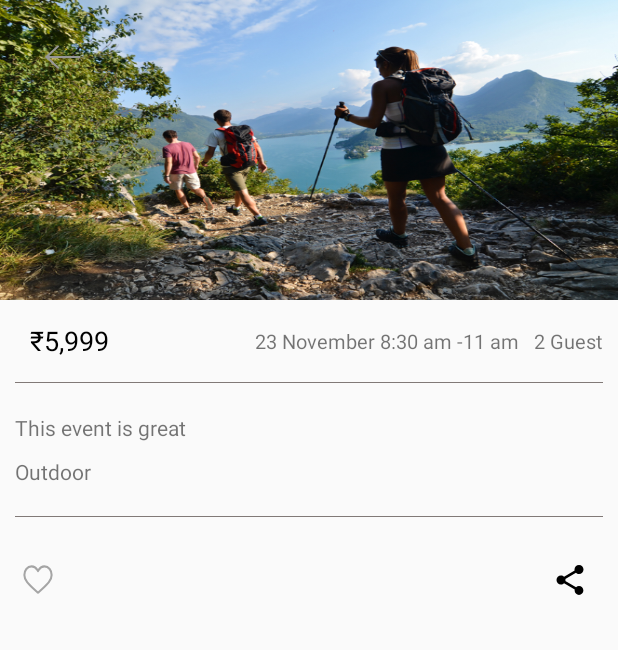
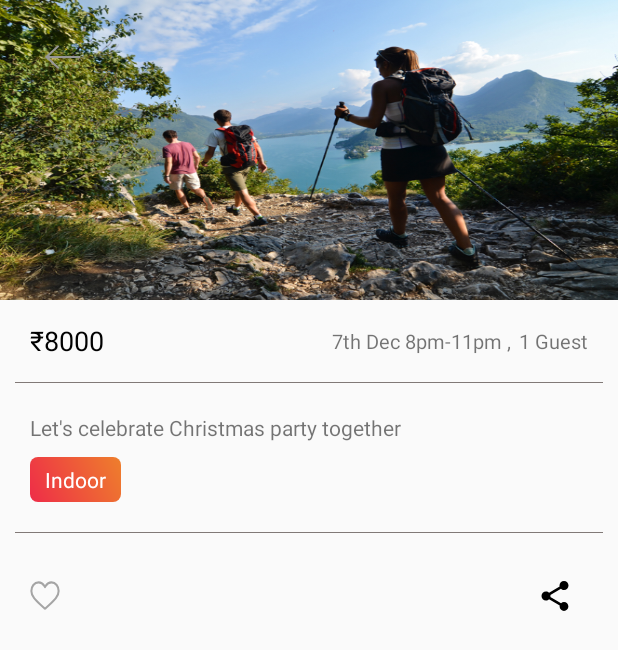
Before and after one commit to shyakdas/Jiva, an Android app: the screen it shows after launch (DetailActivity), after a tap on "Bing Bang Party", on a phone screen of 412 x 824 dp. Shown: the top 650 px of the screen. Run offline under Robolectric (Android 15) with nearby library versions, the phone set to English and light mode, and no system bars.

Commit message:
[Implementation]Details page design and Implementation done

```diff
--- a/app/src/main/java/com/jiva/com/jivaassigment/event/EventAdapter.java
+++ b/app/src/main/java/com/jiva/com/jivaassigment/event/EventAdapter.java
@@ -150,7 +150,7 @@ public class EventAdapter extends RecyclerView.Adapter {
 
         @Override
         public void onClick(View view) {
-            eventListener.openDetail(getAdapterPosition());
+            eventListener.openDetail(getAdapterPosition(), mEventList);
         }
     }
 }
--- a/app/src/main/java/com/jiva/com/jivaassigment/event/EventFragment.java
+++ b/app/src/main/java/com/jiva/com/jivaassigment/event/EventFragment.java
@@ -49,42 +49,58 @@ public class EventFragment extends Fragment implements EventDetailsListener {
     public ArrayList<EventModel> getListData() {
         mList = new ArrayList<>();
         mList.add(new EventModel("main", "Near You", "",
-                "", "", "", "", ""));
+                "", "", "", "", "",
+                "", "", "", ""));
 
         mList.add(new EventModel("category", "Near you",
                 getResources().getResourceName(R.mipmap.demo), "Sports", "",
-                "", "", ""));
+                "", "", "", "", "",
+                "", ""));
         mList.add(new EventModel("main", "Today", "",
-                "", "", "", "", ""));
+                "", "", "", "", "",
+                "", "", "", ""));
 
 
         mList.add(new EventModel("event", "", "", "",
                 "Ladies Night", getResources().getResourceName(R.mipmap.demo),
-                "Ladies night party", "7th December,2018"));
+                "Ladies night party", "7th Dec",
+                "₹2000", "1pm-11pm", "10 Guests", "Party"));
         mList.add(new EventModel("event", "", "", "",
                 "Airplane Joyride", getResources().getResourceName(R.mipmap.demo),
-                "Let's have ride", "7th December,2018"));
+                "Let's have ride", "7th Dec",
+                "₹3000", "1pm-10pm", "2 Guests", "Outdoor"));
         mList.add(new EventModel("event", "", "", "",
                 "Bike Ride", getResources().getResourceName(R.mipmap.demo),
-                "Let's see the world", "7th December,2018"));
+                "Let's see the world", "7th Dec",
+                "₹1000", "8am-11pm", "12 Guests", "Outdoor"));
         mList.add(new EventModel("event", "", "", "",
                 "Long Drive", getResources().getResourceName(R.mipmap.demo),
-                "Long drive with friends", "7th December,2018"));
+                "Long drive with friends", "7th Dec",
+                "₹1000", "6am-11pm", "15 Guest", "Outdoor"));
         mList.add(new EventModel("event", "", "", "",
                 "Bing Bang Party", getResources().getResourceName(R.mipmap.demo),
-                "Let's celebrate Christmas party together", "7th December,2018"));
+                "Let's celebrate Christmas party together", "7th Dec",
+                "₹8000", "8pm-11pm", "1 Guest", "Indoor"));
         mList.add(new EventModel("event", "", "", "",
                 "Party House", getResources().getResourceName(R.mipmap.demo),
-                "Let's rock the house", "7th December,2018"));
+                "Let's rock the house", "7th Dec",
+                "₹6000", "7pm-11pm", "2 Guests", "Indoor"));
         mList.add(new EventModel("event", "", "", "",
                 "Happy House", getResources().getResourceName(R.mipmap.demo),
-                "Last day of the year", "7th December,2018"));
+                "Last day of the year", "7th Dec",
+                "₹5000", "6pm-11pm", "1 Guest", "Indoor"));
         return mList;
     }
 
     @Override
-    public void openDetail(int id) {
+    public void openDetail(int id, ArrayList<EventModel> mList) {
         Intent intent = new Intent(getActivity(), DetailActivity.class);
+        intent.putExtra("price", mList.get(id).getEventPrice());
+        intent.putExtra("date", mList.get(id).getEventTime());
+        intent.putExtra("time", mList.get(id).getEventTimeLimit());
+        intent.putExtra("guest", mList.get(id).getEventGuest());
+        intent.putExtra("description", mList.get(id).getEventDescription());
+        intent.putExtra("category", mList.get(id).getEventCategory());
         startActivity(intent);
     }
 }
--- a/app/src/main/java/com/jiva/com/jivaassigment/eventdetail/DetailActivity.java
+++ b/app/src/main/java/com/jiva/com/jivaassigment/eventdetail/DetailActivity.java
@@ -5,21 +5,35 @@ import android.os.Bundle;
 import android.support.v7.app.AppCompatActivity;
 import android.view.View;
 import android.widget.ImageView;
+import android.widget.TextView;
 
 import com.jiva.com.jivaassigment.R;
 
 public class DetailActivity extends AppCompatActivity implements View.OnClickListener {
 
+    private static final String TAG = DetailActivity.class.getName();
     private ImageView mBackPress, mShare;
+    private TextView mEventPrice, mEventGuest, mEventTime, mEventDescription, mEventType;
 
     @Override
     protected void onCreate(Bundle savedInstanceState) {
         super.onCreate(savedInstanceState);
         setContentView(R.layout.activity_detail);
         mBackPress = findViewById(R.id.back_arrow);
+        mEventPrice = findViewById(R.id.event_entry_fee);
         mShare = findViewById(R.id.share);
+        mEventGuest = findViewById(R.id.number_of_guest);
+        mEventTime = findViewById(R.id.event_time);
+        mEventDescription = findViewById(R.id.event_description);
+        mEventType = findViewById(R.id.event_type);
         mShare.setOnClickListener(this);
         mBackPress.setOnClickListener(this);
+        Bundle bundle = this.getIntent().getExtras();
+        mEventPrice.setText(bundle.getString("price"));
+        mEventGuest.setText(bundle.getString("guest"));
+        mEventTime.setText(bundle.getString("date") + " " + bundle.getString("time")+" ,");
+        mEventDescription.setText(bundle.getString("description"));
+        mEventType.setText(bundle.getString("category"));
     }
 
     @Override
--- a/app/src/main/java/com/jiva/com/jivaassigment/listener/EventDetailsListener.java
+++ b/app/src/main/java/com/jiva/com/jivaassigment/listener/EventDetailsListener.java
@@ -1,6 +1,10 @@
 package com.jiva.com.jivaassigment.listener;
+
+import com.jiva.com.jivaassigment.model.EventModel;
+
+import java.util.ArrayList;
 
 public interface EventDetailsListener {
 
-    void openDetail(int id);
+    void openDetail(int id, ArrayList<EventModel> modelArrayList);
 }
--- a/app/src/main/java/com/jiva/com/jivaassigment/model/EventModel.java
+++ b/app/src/main/java/com/jiva/com/jivaassigment/model/EventModel.java
@@ -10,9 +10,14 @@ public class EventModel {
     public String eventImage;
     public String eventDescription;
     public String eventTime;
+    public String eventPrice;
+    public String eventTimeLimit;
+    public String eventGuest;
+    public String eventCategory;
 
     public EventModel(String type, String mainEventName, String categoryImage, String categoryName,
-                      String eventName, String eventImage, String eventDescription, String eventTime) {
+                      String eventName, String eventImage, String eventDescription, String eventTime,
+                      String eventPrice, String eventTimeLimit, String eventGuest, String eventCategory) {
         this.type = type;
         this.mainEventName = mainEventName;
         this.categoryImage = categoryImage;
@@ -21,6 +26,42 @@ public class EventModel {
         this.eventImage = eventImage;
         this.eventDescription = eventDescription;
         this.eventTime = eventTime;
+        this.eventPrice = eventPrice;
+        this.eventTimeLimit = eventTimeLimit;
+        this.eventGuest = eventGuest;
+        this.eventCategory = eventCategory;
+    }
+
+    public String getEventPrice() {
+        return eventPrice;
+    }
+
+    public void setEventPrice(String eventPrice) {
+        this.eventPrice = eventPrice;
+    }
+
+    public String getEventTimeLimit() {
+        return eventTimeLimit;
+    }
+
+    public void setEventTimeLimit(String eventTimeLimit) {
+        this.eventTimeLimit = eventTimeLimit;
+    }
+
+    public String getEventGuest() {
+        return eventGuest;
+    }
+
+    public void setEventGuest(String eventGuest) {
+        this.eventGuest = eventGuest;
+    }
+
+    public String getEventCategory() {
+        return eventCategory;
+    }
+
+    public void setEventCategory(String eventCategory) {
+        this.eventCategory = eventCategory;
     }
 
     public String getEventDescription() {
--- /dev/null
+++ b/app/src/main/res/drawable/drawable_text.xml
@@ -0,0 +1,11 @@
+<?xml version="1.0" encoding="utf-8"?>
+<shape xmlns:android="http://schemas.android.com/apk/res/android"
+    android:shape="rectangle">
+    <corners android:radius="5dp" />
+
+    <gradient
+        android:angle="45"
+        android:endColor="#EE7F2C"
+        android:startColor="#EE2C48"
+        android:type="linear" />
+</shape>
--- a/app/src/main/res/layout/activity_detail.xml
+++ b/app/src/main/res/layout/activity_detail.xml
@@ -53,7 +53,7 @@
                 android:layout_alignParentRight="true"
                 android:layout_centerVertical="true"
                 android:layout_marginTop="10dp"
-                android:layout_marginRight="10dp"
+                android:layout_marginRight="20dp"
                 android:text="2 Guest"
                 android:textSize="13sp" />
 
@@ -63,9 +63,9 @@
                 android:layout_height="wrap_content"
                 android:layout_centerVertical="true"
                 android:layout_marginTop="10dp"
-                android:layout_marginRight="10dp"
+                android:layout_marginRight="5dp"
                 android:layout_toLeftOf="@+id/number_of_guest"
-                android:text="23 November 8:30 am -11 am"
+                android:text="23 Nov 8:30 am -11 am,"
                 android:textSize="13sp" />
 
         </RelativeLayout>
@@ -84,7 +84,7 @@
             android:layout_width="wrap_content"
             android:layout_height="wrap_content"
             android:layout_below="@+id/view_one"
-            android:layout_marginLeft="10dp"
+            android:layout_marginLeft="20dp"
             android:layout_marginTop="20dp"
             android:layout_marginRight="10dp"
             android:ellipsize="end"
@@ -96,8 +96,14 @@
             android:layout_width="wrap_content"
             android:layout_height="wrap_content"
             android:layout_below="@+id/event_description"
-            android:layout_marginLeft="10dp"
+            android:layout_marginLeft="20dp"
             android:layout_marginTop="10dp"
+            android:background="@drawable/drawable_text"
+            android:paddingLeft="10dp"
+            android:paddingTop="5dp"
+            android:paddingRight="10dp"
+            android:textColor="@android:color/white"
+            android:paddingBottom="5dp"
             android:text="Outdoor" />
 
         <View
@@ -122,7 +128,7 @@
                 android:layout_height="wrap_content"
                 android:layout_alignParentLeft="true"
                 android:layout_centerInParent="true"
-                android:layout_marginLeft="15dp"
+                android:layout_marginLeft="20dp"
                 android:layout_marginTop="10dp"
                 android:layout_marginBottom="5dp"
                 android:background="@drawable/like_icon"
@@ -137,10 +143,11 @@
                 android:layout_width="wrap_content"
                 android:layout_height="wrap_content"
                 android:layout_alignParentRight="true"
-                android:layout_marginRight="10dp"
+                android:layout_marginRight="20dp"
                 android:padding="10dp"
                 app:srcCompat="@drawable/ic_icon_share" />
 
         </RelativeLayout>
+
     </RelativeLayout>
 </RelativeLayout>
```
